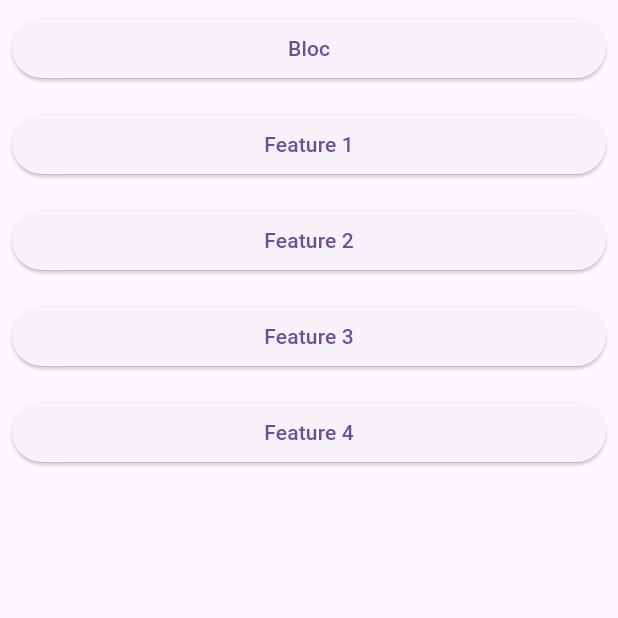
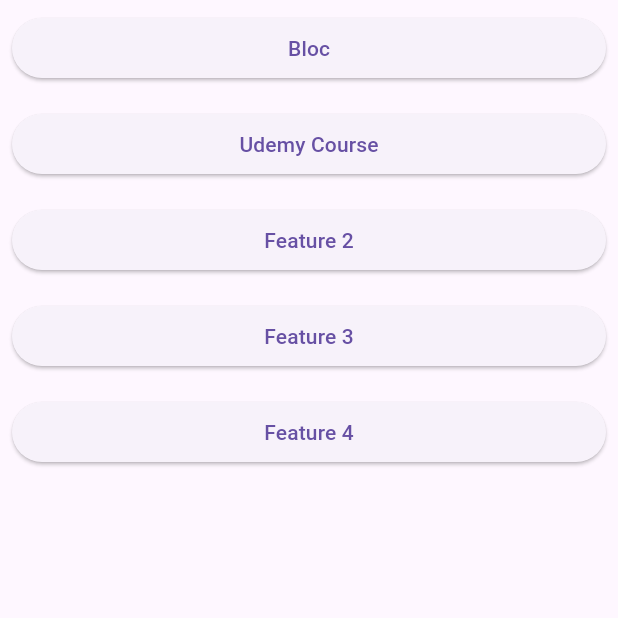
Before and after one commit to smborgesMobile/flutter_playground, a Flutter app: the screen it shows after launch, on a phone screen of 412 x 824 dp, the top half of it. Run offline on Flutter 3.47's test engine with Material 3 defaults, Android fonts, the phone set to English and light mode, and no system bars; our stand-ins replace flutter_bloc.

Commit message:
Add UdemyCourse page and update HomePage buttons for navigation

```diff
--- a/lib/features/home/home_page.dart
+++ b/lib/features/home/home_page.dart
@@ -16,7 +16,12 @@ class HomePage extends StatelessWidget {
                 Navigator.pushNamed(context, '/bloc-router');
               },
             ),
-            PlaygroundButton(buttonText: "Feature 1", onPressed: () {}),
+            PlaygroundButton(
+              buttonText: "Udemy Course",
+              onPressed: () {
+                Navigator.pushNamed(context, '/udemy-course');
+              },
+            ),
             PlaygroundButton(buttonText: "Feature 2", onPressed: () {}),
             PlaygroundButton(buttonText: "Feature 3", onPressed: () {}),
             PlaygroundButton(buttonText: "Feature 4", onPressed: () {}),
--- a/lib/main.dart
+++ b/lib/main.dart
@@ -1,5 +1,6 @@
 import 'package:flutter/material.dart';
 import 'package:flutter_playground/features/bloc/bloc_page.dart';
+import 'package:flutter_playground/features/course/udemy_course.dart';
 import 'package:flutter_playground/features/home/home_page.dart';
 
 void main() {
@@ -16,6 +17,7 @@ class MainApp extends StatelessWidget {
       routes: {
         "/": (context) => HomePage(),
         "/bloc-router": (context) => BlocPage(),
+        "/udemy-course": (context) => UdemyCourse(),
       },
     );
   }
```
Also changed, not shown: lib/features/course/udemy_course.dart (added, +10 -0 lines).
